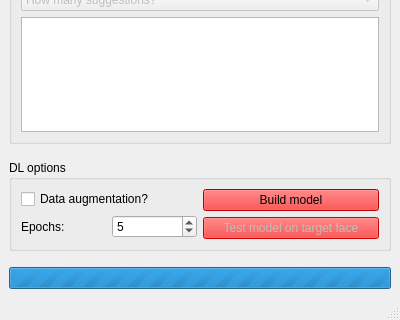
Above: 2022.2/GiMMP/Codes/gui.ui from pdpcosta/ia930 before the change; both pictures show x 0 to 400 and y 230 to 550 of the 400 by 550 pixel window. Below: the same form after it.
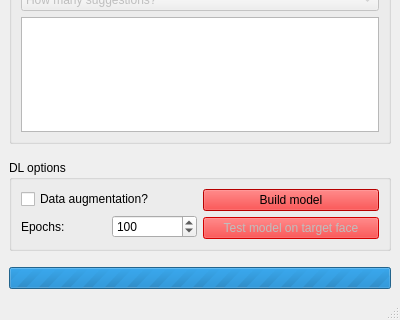
That is the form after the change.

What changed in the file:
```diff
--- a/2022.2/GiMMP/Codes/gui.ui
+++ b/2022.2/GiMMP/Codes/gui.ui
@@ -501,7 +501,7 @@
               <number>999</number>
              </property>
              <property name="value">
-              <number>5</number>
+              <number>100</number>
              </property>
             </widget>
            </item>
```
Left out of the diff: 3 changed lines with no effect on the pictures.
